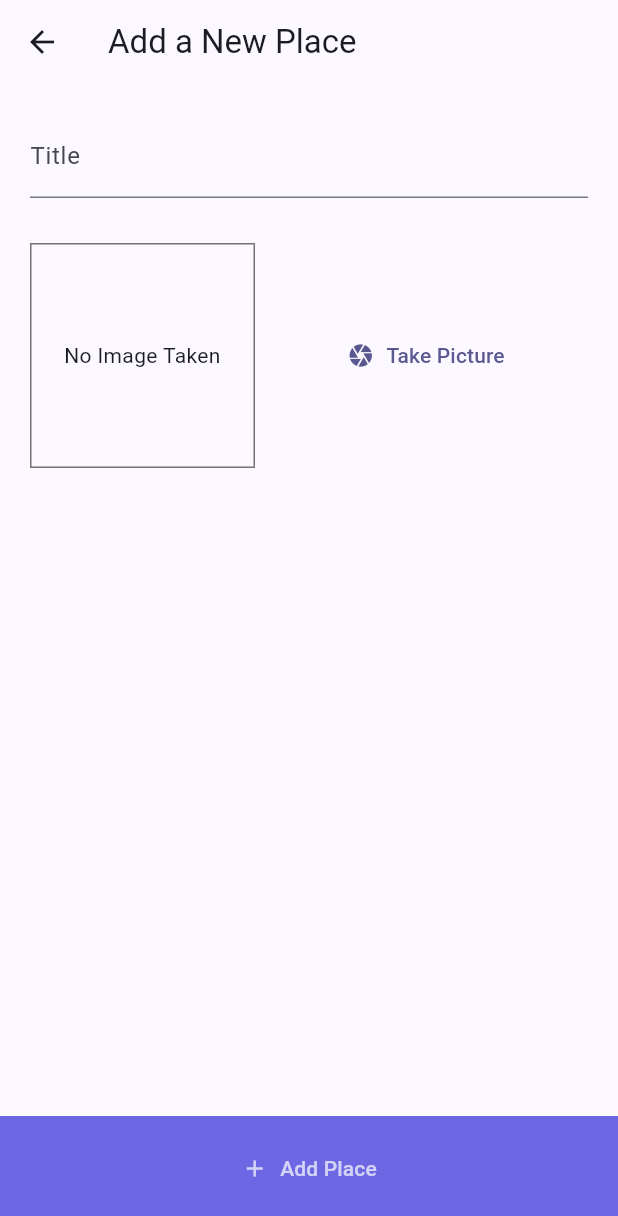
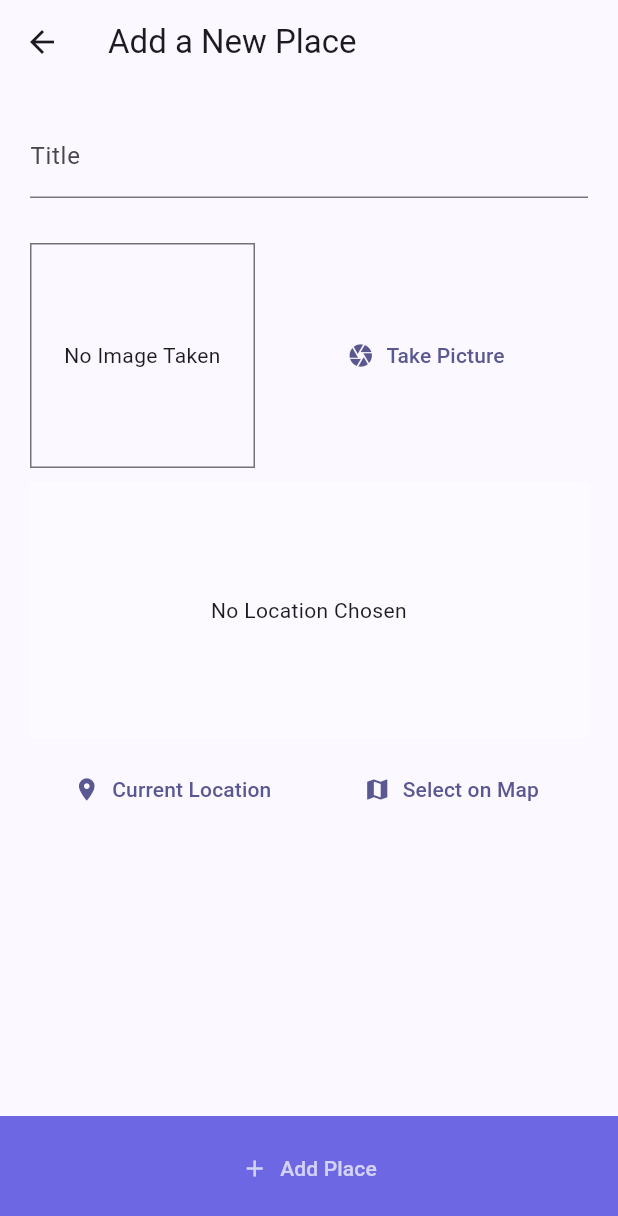
Before and after one commit to s4nk37/places, a Flutter app: the AddPlaceScreen screen opened by its route, on a phone screen of 412 x 824 dp. Shown: the top 1216 px of the screen. Run offline on Flutter 3.47's test engine with Material 2 defaults, Android fonts, the light colour scheme and no system bars; our stand-ins replace image_picker, location, sqflite; accounts and stored records are empty.

Commit message:
Added Get Location

```diff
--- a/lib/screens/add_place_screen.dart
+++ b/lib/screens/add_place_screen.dart
@@ -1,8 +1,10 @@
 import 'package:flutter/material.dart';
+
 import 'dart:io';
 import 'package:provider/provider.dart';
 import '../providers/great_places.dart';
 import '../widgets/image_input.dart';
+import '../widgets/location_input.dart';
 
 class AddPlaceScreen extends StatefulWidget {
   static const routeName = "/AddPlaceScreen";
@@ -55,6 +57,10 @@ class _AddPlaceScreenState extends State<AddPlaceScreen> {
                       height: 30,
                     ),
                     ImageInput(onSelectImage: _selectImage),
+                    const SizedBox(
+                      height: 10,
+                    ),
+                    const LocationInput(),
                   ],
                 ),
               ),
--- /dev/null
+++ b/lib/widgets/location_input.dart
@@ -0,0 +1,64 @@
+import 'package:flutter/material.dart';
+import 'package:location/location.dart';
+
+class LocationInput extends StatefulWidget {
+  const LocationInput({Key? key}) : super(key: key);
+
+  @override
+  State<LocationInput> createState() => _LocationInputState();
+}
+
+class _LocationInputState extends State<LocationInput> {
+  String? _previewImageUrl;
+
+  Future<void> _getCurrentUserLocation() async {
+    final locData = await Location().getLocation();
+    print(locData.latitude);
+    print(locData.longitude);
+    print(locData.altitude);
+  }
+
+  @override
+  Widget build(BuildContext context) {
+    return Column(
+      children: [
+        Container(
+          height: 170,
+          width: double.infinity,
+          alignment: Alignment.center,
+          decoration: BoxDecoration(
+            color: Colors.white10,
+            border: Border.all(width: 2, color: Colors.white30),
+          ),
+          child: _previewImageUrl == null
+              ? const Text(
+                  "No Location Chosen",
+                  textAlign: TextAlign.center,
+                )
+              : Image.network(
+                  _previewImageUrl!,
+                  fit: BoxFit.cover,
+                ),
+        ),
+        const SizedBox(
+          height: 10,
+        ),
+        Row(
+          mainAxisAlignment: MainAxisAlignment.spaceAround,
+          children: [
+            TextButton.icon(
+              onPressed: _getCurrentUserLocation,
+              icon: const Icon(Icons.location_on),
+              label: const Text("Current Location"),
+            ),
+            TextButton.icon(
+              onPressed: () {},
+              icon: const Icon(Icons.map),
+              label: const Text("Select on Map"),
+            ),
+          ],
+        )
+      ],
+    );
+  }
+}
--- a/pubspec.yaml
+++ b/pubspec.yaml
@@ -41,6 +41,7 @@ dependencies:
   path_provider: ^2.0.14
   path: ^1.8.2
   sqflite: ^2.2.6
+  location: ^4.4.0
 
 dev_dependencies:
   flutter_test:
```
Also changed, not shown: pubspec.lock, 4 other files.
